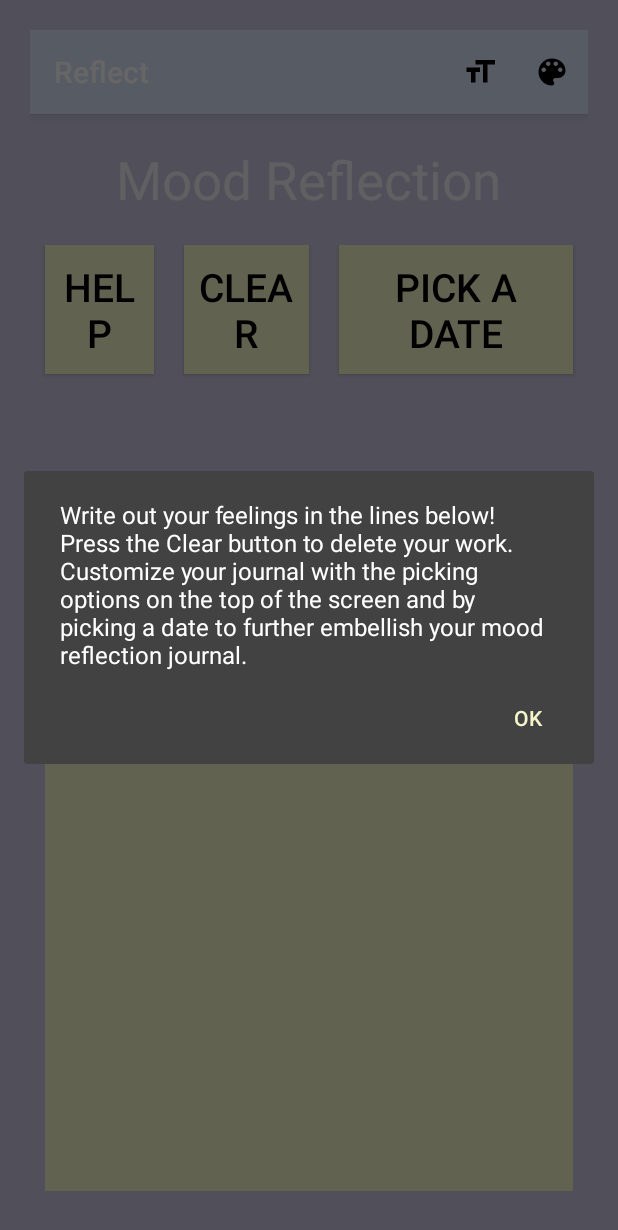
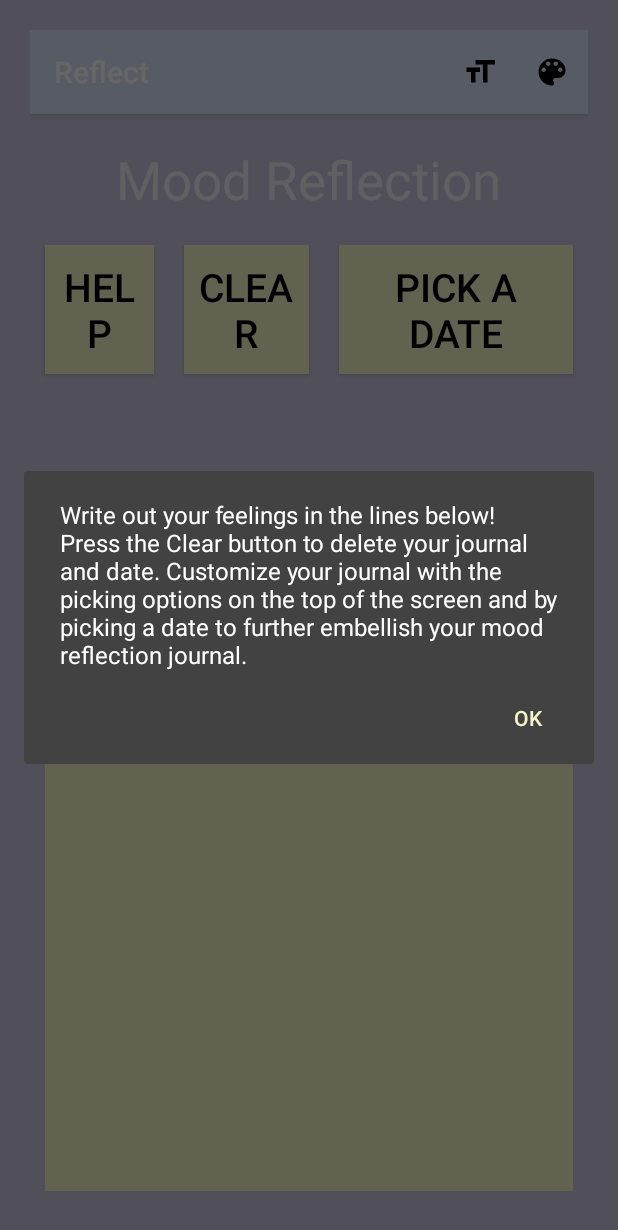
Before and after one commit to hamiltona21/RelaxReferReflect, an Android app: the ReflectActivity screen opened directly, with no data from a screen before it, after a tap on "HELP", on a phone screen of 412 x 824 dp. Shown: the top 1230 px of the screen. Run offline under Robolectric (Android 15) with nearby library versions, the phone set to English and light mode, and no system bars.

Commit message:
final commit

```diff
--- a/app/src/main/java/ashleyhamilton/honorsmobileapps/relaxreferreflect/ReflectActivity.java
+++ b/app/src/main/java/ashleyhamilton/honorsmobileapps/relaxreferreflect/ReflectActivity.java
@@ -23,19 +23,18 @@ public class ReflectActivity extends AppCompatActivity {
     TextView showDate;
     int textSize;
     int textColor;
-    int textStyle;
     @RequiresApi(api = Build.VERSION_CODES.LOLLIPOP)
     @Override
     protected void onCreate(Bundle savedInstanceState) {
         super.onCreate(savedInstanceState);
         setContentView(R.layout.activity_reflect);
-        textSize=26;
+
         textColor=0;
-        textStyle=0;
         Toolbar myToolbar=(Toolbar)findViewById(R.id.my_toolbar);
         setSupportActionBar(myToolbar);
         Button help=findViewById(R.id.help_reflect);
         journal=findViewById(R.id.editText);
+        textSize=0;
         Button clear=findViewById(R.id.clear);
         Button pickDate=findViewById(R.id.date);
         showDate=findViewById(R.id.showDate);
@@ -44,7 +43,7 @@ public class ReflectActivity extends AppCompatActivity {
             public void onClick(View v) {
                 if(v.getId() == R.id.help_reflect) {
                     AlertDialog.Builder alertDialogBuilder = new AlertDialog.Builder(ReflectActivity.this);
-                    alertDialogBuilder.setMessage("Write out your feelings in the lines below! Press the Clear button to delete your work. Customize your journal with the picking options on the top of the screen and by picking a date to further embellish your mood reflection journal.");
+                    alertDialogBuilder.setMessage("Write out your feelings in the lines below! Press the Clear button to delete your journal and date. Customize your journal with the picking options on the top of the screen and by picking a date to further embellish your mood reflection journal.");
                     alertDialogBuilder.setPositiveButton("OK",
                             new DialogInterface.OnClickListener() {
                                 @Override
@@ -59,7 +58,6 @@ public class ReflectActivity extends AppCompatActivity {
                     journal.setText("");
                     textColor=0;
                     textSize=0;
-                    textStyle=0;
                     showDate.setText("");
                 }
                 else if(v.getId() == R.id.date) {
@@ -89,13 +87,13 @@ public class ReflectActivity extends AppCompatActivity {
     public boolean onOptionsItemSelected(MenuItem item){
         switch(item.getItemId()){
             case R.id.textsize:
-                if(textSize==26){
+                if(textSize==0){
                     journal.setTextSize(14);
-                    textSize=14;
+                    textSize=1;
                 }
                 else{
-                    journal.setTextSize(journal.getTextSize()+1);
-                    textSize=26;
+                    journal.setTextSize(26);
+                    textSize=0;
                 }
 
                 return true;
```
